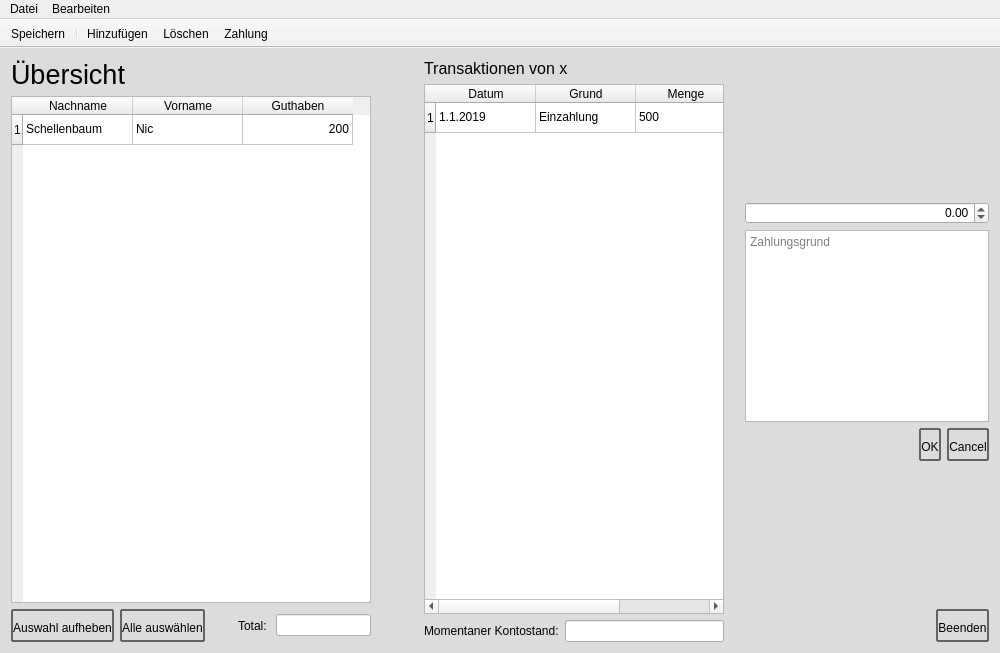
Before: the Qt Designer form mainwindow.ui in Snickers03/KlassenkassenManager, drawn with Qt 5.
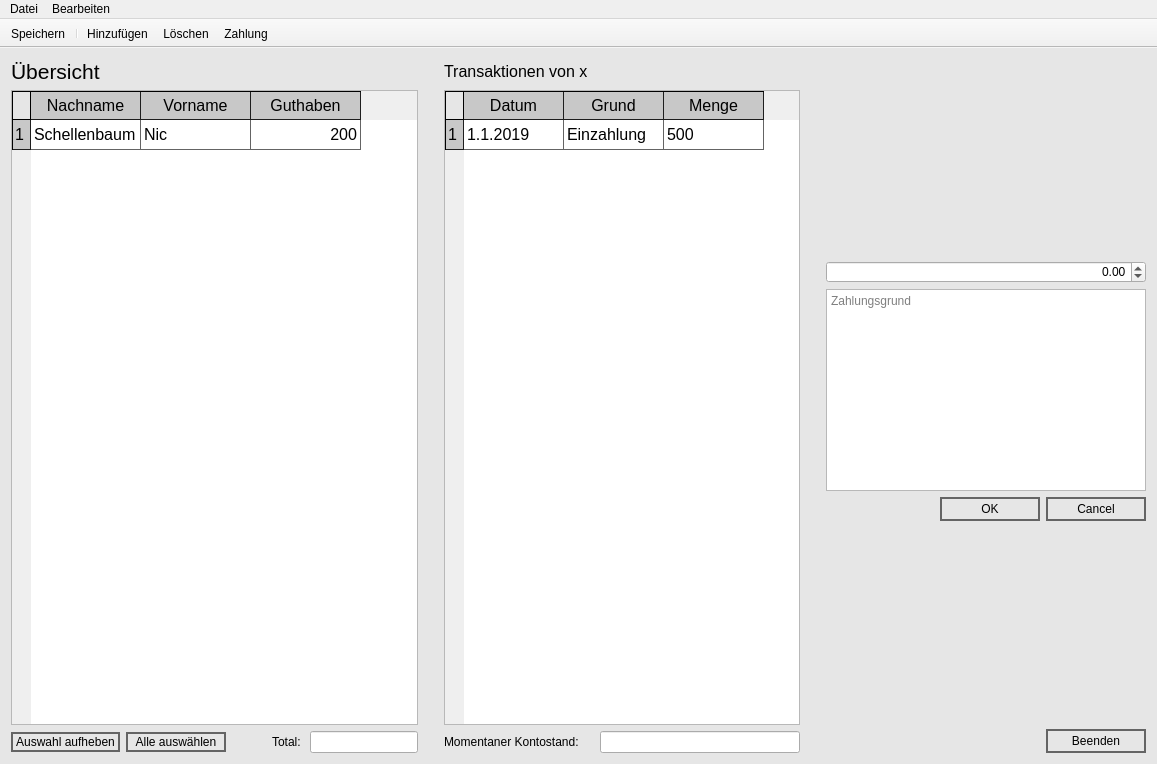
After: the same form once the commit is applied. Icons and pictures are not drawn.

The edit to the form file:
```diff
--- a/mainwindow.ui
+++ b/mainwindow.ui
@@ -9,8 +9,8 @@
    <rect>
     <x>0</x>
     <y>0</y>
-    <width>1000</width>
-    <height>653</height>
+    <width>1157</width>
+    <height>764</height>
    </rect>
   </property>
   <property name="windowTitle">
@@ -18,18 +18,52 @@
   </property>
   <property name="styleSheet">
    <string notr="true">QMainWindow {
-	background-color: rgb(220, 220, 220);
+	background-color: rgb(230, 230, 230);
 }
 
 QPushButton {
 	border: 2px solid rgb(100, 100, 100); 
-	border-radius: 1px;
-	padding: 10px, 5px;
+	/*border-radius: 1px;*/
+	padding: 3px;
+	min-width: 90px;
 }
 
 QPushButton:hover {
 	background-color: white;
 	border: 2px solid black;
+}
+
+QTableWidget {
+    gridline-color: rgb(100, 100, 100);
+    font-size: 12pt;
+	min-width: 30%;
+	min-height: 70%;
+}
+
+QHeaderView::section {
+    background-color: rgb(200, 200, 200);
+    padding: 2px;
+	border-style: none;
+    border-bottom: 1px solid rgb(30, 30, 30);
+	border-right: 1px solid rgb(30, 30, 30);
+    font-size: 12pt;
+}
+
+/*https://stackoverflow.com/questions/26162387/qtableview-qtablewidget-grid-stylesheet-grid-line-width*/
+
+QTableWidget QTableCornerButton::section {
+    background-color: rgb(230, 230, 230);
+    border: 1px solid black;
+}
+
+QHeaderView::section:horizontal
+{
+    border-top: 1px solid black;
+}
+
+QHeaderView::section:vertical
+{
+    border-left: 1px solid black;
 }</string>
   </property>
   <widget class="QWidget" name="centralWidget">
@@ -40,14 +74,141 @@
     </size>
    </property>
    <layout class="QGridLayout" name="gridLayout_2">
+    <item row="0" column="4">
+     <layout class="QGridLayout" name="gridLayout">
+      <item row="0" column="2">
+       <layout class="QHBoxLayout" name="horizontalLayout"/>
+      </item>
+      <item row="2" column="1">
+       <widget class="QTextEdit" name="balanceTextEdit">
+        <property name="minimumSize">
+         <size>
+          <width>100</width>
+          <height>0</height>
+         </size>
+        </property>
+        <property name="placeholderText">
+         <string>Zahlungsgrund</string>
+        </property>
+       </widget>
+      </item>
+      <item row="2" column="0">
+       <spacer name="horizontalSpacer_2">
+        <property name="orientation">
+         <enum>Qt::Horizontal</enum>
+        </property>
+        <property name="sizeType">
+         <enum>QSizePolicy::Minimum</enum>
+        </property>
+        <property name="sizeHint" stdset="0">
+         <size>
+          <width>20</width>
+          <height>20</height>
+         </size>
+        </property>
+       </spacer>
+      </item>
+      <item row="1" column="1">
+       <widget class="QDoubleSpinBox" name="balanceSpinBox">
+        <property name="enabled">
+         <bool>true</bool>
+        </property>
+        <property name="layoutDirection">
+         <enum>Qt::LeftToRight</enum>
+        </property>
+        <property name="alignment">
+         <set>Qt::AlignRight|Qt::AlignTrailing|Qt::AlignVCenter</set>
+        </property>
+        <property name="minimum">
+         <double>-9999999.990000000223517</double>
+        </property>
+        <property name="maximum">
+         <double>9999999.990000000223517</double>
+        </property>
+        <property name="singleStep">
+         <double>5.000000000000000</double>
+        </property>
+       </widget>
+      </item>
+      <item row="5" column="1">
+       <spacer name="verticalSpacer">
+        <property name="orientation">
+         <enum>Qt::Vertical</enum>
+        </property>
+        <property name="sizeHint" stdset="0">
+         <size>
+          <width>20</width>
+          <height>40</height>
+         </size>
+        </property>
+       </spacer>
+      </item>
+      <item row="0" column="1">
+       <spacer name="verticalSpacer_2">
+        <property name="orientation">
+         <enum>Qt::Vertical</enum>
+        </property>
+        <property name="sizeHint" stdset="0">
+         <size>
+          <width>20</width>
+          <height>28</height>
+         </size>
+        </property>
+       </spacer>
+      </item>
+      <item row="6" column="1">
+       <layout class="QHBoxLayout" name="horizontalLayout_4">
+        <item>
+         <spacer name="horizontalSpacer_3">
+          <property name="orientation">
+           <enum>Qt::Horizontal</enum>
+          </property>
+          <property name="sizeHint" stdset="0">
+           <size>
+            <width>40</width>
+            <height>20</height>
+           </size>
+          </property>
+         </spacer>
+        </item>
+        <item>
+         <widget class="QPushButton" name="quitButton">
+          <property name="styleSheet">
+           <string notr="true"/>
+          </property>
+          <property name="text">
+           <string>Beenden</string>
+          </property>
+         </widget>
+        </item>
+       </layout>
+      </item>
+      <item row="4" column="1">
+       <widget class="QDialogButtonBox" name="balanceButtonBox">
+        <property name="enabled">
+         <bool>true</bool>
+        </property>
+        <property name="standardButtons">
+         <set>QDialogButtonBox::Cancel|QDialogButtonBox::Ok</set>
+        </property>
+       </widget>
+      </item>
+     </layout>
+    </item>
     <item row="0" column="0">
      <layout class="QVBoxLayout" name="verticalLayout_2">
       <item>
        <widget class="QLabel" name="label">
+        <property name="minimumSize">
+         <size>
+          <width>0</width>
+          <height>25</height>
+         </size>
+        </property>
         <property name="font">
          <font>
           <family>MS Shell Dlg 2</family>
-          <pointsize>20</pointsize>
+          <pointsize>16</pointsize>
           <weight>50</weight>
           <italic>false</italic>
           <bold>false</bold>
@@ -68,8 +229,8 @@
         </property>
         <property name="minimumSize">
          <size>
-          <width>359</width>
-          <height>363</height>
+          <width>0</width>
+          <height>0</height>
          </size>
         </property>
         <property name="styleSheet">
@@ -164,6 +325,12 @@
        <layout class="QHBoxLayout" name="horizontalLayout_2">
         <item>
          <widget class="QPushButton" name="clearSelectionButton">
+          <property name="maximumSize">
+           <size>
+            <width>16777215</width>
+            <height>20</height>
+           </size>
+          </property>
           <property name="text">
            <string>Auswahl aufheben</string>
           </property>
@@ -171,6 +338,12 @@
         </item>
         <item>
          <widget class="QPushButton" name="chooseAllButton">
+          <property name="maximumSize">
+           <size>
+            <width>16777215</width>
+            <height>20</height>
+           </size>
+          </property>
           <property name="text">
            <string>Alle auswählen</string>
           </property>
@@ -211,127 +384,18 @@
      </layout>
     </item>
     <item row="0" column="3">
-     <layout class="QGridLayout" name="gridLayout">
-      <item row="0" column="1">
-       <spacer name="verticalSpacer_2">
-        <property name="orientation">
-         <enum>Qt::Vertical</enum>
-        </property>
-        <property name="sizeHint" stdset="0">
-         <size>
-          <width>20</width>
-          <height>28</height>
-         </size>
-        </property>
-       </spacer>
-      </item>
-      <item row="5" column="1">
-       <spacer name="verticalSpacer">
-        <property name="orientation">
-         <enum>Qt::Vertical</enum>
-        </property>
-        <property name="sizeHint" stdset="0">
-         <size>
-          <width>20</width>
-          <height>40</height>
-         </size>
-        </property>
-       </spacer>
-      </item>
-      <item row="0" column="2">
-       <layout class="QHBoxLayout" name="horizontalLayout"/>
-      </item>
-      <item row="2" column="1">
-       <widget class="QTextEdit" name="balanceTextEdit">
-        <property name="minimumSize">
-         <size>
-          <width>206</width>
-          <height>0</height>
-         </size>
-        </property>
-        <property name="placeholderText">
-         <string>Zahlungsgrund</string>
-        </property>
-       </widget>
-      </item>
-      <item row="2" column="0">
-       <spacer name="horizontalSpacer_2">
-        <property name="orientation">
-         <enum>Qt::Horizontal</enum>
-        </property>
-        <property name="sizeHint" stdset="0">
-         <size>
-          <width>28</width>
-          <height>20</height>
-         </size>
-        </property>
-       </spacer>
-      </item>
-      <item row="1" column="1">
-       <widget class="QDoubleSpinBox" name="balanceSpinBox">
-        <property name="enabled">
-         <bool>true</bool>
-        </property>
-        <property name="layoutDirection">
-         <enum>Qt::LeftToRight</enum>
-        </property>
-        <property name="alignment">
-         <set>Qt::AlignRight|Qt::AlignTrailing|Qt::AlignVCenter</set>
-        </property>
-        <property name="minimum">
-         <double>-9999999.990000000223517</double>
-        </property>
-        <property name="maximum">
-         <double>9999999.990000000223517</double>
-        </property>
-        <property name="singleStep">
-         <double>5.000000000000000</double>
-        </property>
-       </widget>
-      </item>
-      <item row="4" column="1">
-       <widget class="QDialogButtonBox" name="balanceButtonBox">
-        <property name="enabled">
-         <bool>true</bool>
-        </property>
-        <property name="standardButtons">
-         <set>QDialogButtonBox::Cancel|QDialogButtonBox::Ok</set>
-        </property>
-       </widget>
-      </item>
-      <item row="6" column="1">
-       <layout class="QHBoxLayout" name="horizontalLayout_4">
-        <item>
-         <spacer name="horizontalSpacer_3">
-          <property name="orientation">
-           <enum>Qt::Horizontal</enum>
-          </property>
-          <property name="sizeHint" stdset="0">
-           <size>
-            <width>40</width>
-            <height>20</height>
-           </size>
-          </property>
-         </spacer>
-        </item>
-        <item>
-         <widget class="QPushButton" name="quitButton">
-          <property name="styleSheet">
-           <string notr="true"/>
-          </property>
-          <property name="text">
-           <string>Beenden</string>
-          </property>
-         </widget>
-        </item>
-       </layout>
-      </item>
-     </layout>
-    </item>
-    <item row="0" column="2">
      <layout class="QVBoxLayout" name="verticalLayout">
+      <property name="leftMargin">
+       <number>0</number>
+      </property>
       <item>
        <widget class="QLabel" name="transactionLabel">
+        <property name="minimumSize">
+         <size>
+          <width>0</width>
+          <height>25</height>
+         </size>
+        </property>
         <property name="font">
          <font>
           <pointsize>12</pointsize>
@@ -346,7 +410,7 @@
        <widget class="QTableWidget" name="payTable">
         <property name="minimumSize">
          <size>
-          <width>300</width>
+          <width>0</width>
           <height>0</height>
          </size>
         </property>
@@ -391,6 +455,12 @@
        <layout class="QHBoxLayout" name="horizontalLayout_3">
         <item>
          <widget class="QLabel" name="label_2">
+          <property name="minimumSize">
+           <size>
+            <width>150</width>
+            <height>0</height>
+           </size>
+          </property>
           <property name="text">
            <string>Momentaner Kontostand:</string>
           </property>
@@ -398,6 +468,12 @@
         </item>
         <item>
          <widget class="QLineEdit" name="balanceLineEdit">
+          <property name="minimumSize">
+           <size>
+            <width>200</width>
+            <height>0</height>
+           </size>
+          </property>
           <property name="cursor">
            <cursorShape>ArrowCursor</cursorShape>
           </property>
@@ -422,18 +498,18 @@
       </item>
      </layout>
     </item>
-    <item row="0" column="1">
+    <item row="0" column="2">
      <spacer name="horizontalSpacer_4">
       <property name="orientation">
        <enum>Qt::Horizontal</enum>
       </property>
       <property name="sizeType">
-       <enum>QSizePolicy::Fixed</enum>
+       <enum>QSizePolicy::Minimum</enum>
       </property>
       <property name="sizeHint" stdset="0">
        <size>
-        <width>47</width>
-        <height>577</height>
+        <width>20</width>
+        <height>0</height>
        </size>
       </property>
      </spacer>
@@ -445,7 +521,7 @@
     <rect>
      <x>0</x>
      <y>0</y>
-     <width>1000</width>
+     <width>1157</width>
      <height>21</height>
     </rect>
    </property>
```
